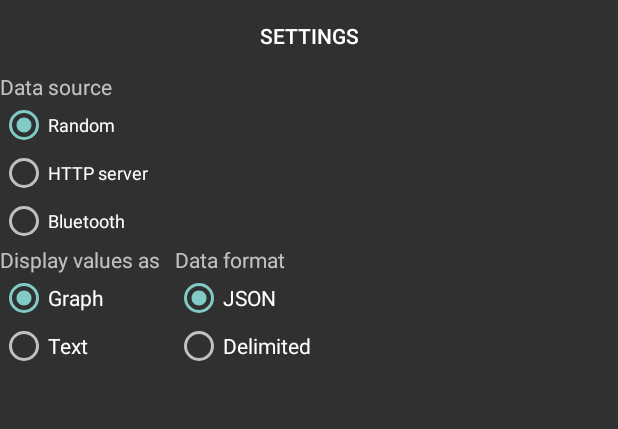
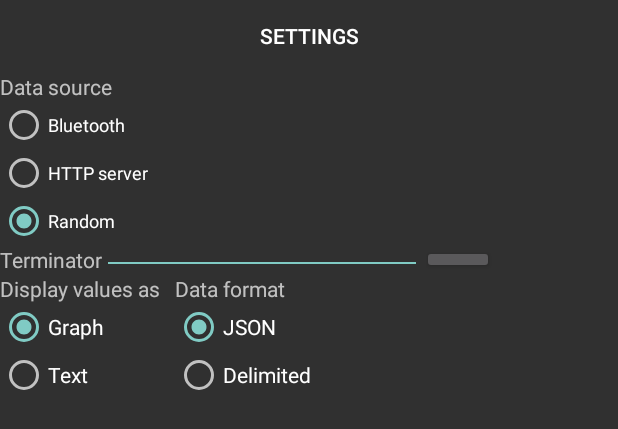
Before and after one commit to Ashafix/Measurement, an Android app: the layout activity_main.xml on its own in the app's theme, with its tools: preview values and no code run, on a phone screen of 412 x 824 dp. Shown: the top 429 px of the screen. Run offline under Robolectric (Android 15) with nearby library versions, the phone set to English and light mode, and no system bars.

Commit message:
fixed layout, minor clean-up

```diff
--- a/app/src/main/java/net/mpeters/measurement/DataProvider.kt
+++ b/app/src/main/java/net/mpeters/measurement/DataProvider.kt
@@ -147,7 +147,7 @@ class DataProvider(private var requestQueue: RequestQueue,
             try {
                 bluetoothSocket.connect()
             } catch (e: Exception) {
-                throw DataProviderException("Failed to connect: $e.message")
+                throw DataProviderException("Failed to connect: " + e.message)
             }
         }
     }
@@ -179,7 +179,7 @@ class DataProvider(private var requestQueue: RequestQueue,
     }
 
     private fun createMyReqErrorListener(): Response.ErrorListener {
-        return Response.ErrorListener {  }
+        return Response.ErrorListener {  } //TODO
     }
 }
 
--- a/app/src/main/java/net/mpeters/measurement/MainActivity.kt
+++ b/app/src/main/java/net/mpeters/measurement/MainActivity.kt
@@ -17,7 +17,7 @@ import java.util.*
 
 class MainActivity : AppCompatActivity() {
 
-    private var mContext: Context? = null
+    private lateinit var mContext: Context
     private lateinit var server: WebServer
     private lateinit var requestQueue: RequestQueue
     private lateinit var textView: TextView
@@ -41,7 +41,7 @@ class MainActivity : AppCompatActivity() {
         dataProvider = DataProvider(requestQueue,
             "random",
             "json",
-            findViewById<TextView>(R.id.serverAddress).text.toString(),
+            findViewById<TextView>(R.id.editTextServerAddress).text.toString(),
             getString(R.string.defaultDelimiter), getString(R.string.defaultTerminator))
         server = WebServer(mContext as Context, dataProvider)
         server.start(NanoHTTPD.SOCKET_READ_TIMEOUT, false)
@@ -59,7 +59,7 @@ class MainActivity : AppCompatActivity() {
 
     fun onRadioButtonDataSourceClicked(view: View) {
         if (view is RadioButton) {
-            val textServerAddress: TextView = findViewById(R.id.serverAddress)
+            val textServerAddress: TextView = findViewById(R.id.editTextServerAddress)
             textServerAddress.onFocusChangeListener = OnFocusChangeListener { _, hasFocus ->
                 if (!hasFocus) {
                     hideKeyboard(view)
@@ -74,18 +74,16 @@ class MainActivity : AppCompatActivity() {
             when (view.getId()) {
 
                 R.id.radioBluetooth -> {
-
                     textServerAddress.visibility = View.INVISIBLE
                     buttonServer.visibility = View.INVISIBLE
                     textTerminator.visibility = View.VISIBLE
                     buttonTerminator.visibility = View.VISIBLE
                     tableRowBluetooth.visibility = View.VISIBLE
-
                     dataProvider.dataSource = "bluetooth"
 
+                    val sep = ": "
                     val bluetoothDevices: SortedMap<String, String>
                     try {
-                        //dataProvider.connectToBluetooth(forceReset = true)
                         bluetoothDevices = dataProvider.getBluetoothDevices()
                     } catch (e: DataProviderException) {
                         Toast.makeText(applicationContext, e.message, Toast.LENGTH_SHORT).show()
@@ -94,7 +92,7 @@ class MainActivity : AppCompatActivity() {
                     var devices = ArrayList<String>()
                     for (device in bluetoothDevices)
                     {
-                        var name = device.key + ": " + device.value
+                        var name = device.key + sep + device.value
                         devices.add(name)
 
                     }
@@ -103,16 +101,20 @@ class MainActivity : AppCompatActivity() {
                         android.R.layout.simple_list_item_1,
                         devices
                     )
+
                     val listview = findViewById<ListView>(R.id.listViewBluetoothDevices)
+                    listview.visibility = View.VISIBLE
                     listview.adapter = adapter
-                    listview.setOnItemClickListener { parent, view, position, id ->
-                        var cells = devices[position].split(": ")
-                        var deviceName =  cells.take(cells.size - 1).joinToString(separator = ": ")
+                    listview.setOnItemClickListener { _, _, position, _ ->
+
+                        var cells = devices[position].split(sep)
+                        var deviceName =  cells.take(cells.size - 1).joinToString(separator = sep)
                         var deviceAddress =  cells.last()
                         Toast.makeText(applicationContext, "Connecting to: $deviceName", Toast.LENGTH_SHORT).show()
                         dataProvider.bluetoothAddress = deviceAddress
                         try {
                             dataProvider.connectToBluetooth(forceReset = true)
+                            findViewById<RadioButton>(R.id.radioBluetooth).text = findViewById<RadioButton>(R.id.radioBluetooth).text.split(sep)[0] + sep + deviceAddress
                         } catch (e: DataProviderException) {
                             Toast.makeText(applicationContext, e.message, Toast.LENGTH_SHORT).show()
                         }
@@ -159,7 +161,6 @@ class MainActivity : AppCompatActivity() {
         }
     }
     fun onRadioButtonSettingsClicked(view: View) {
-
         var table = findViewById<TableLayout>(R.id.MainTable)
         var numberRows = table.childCount
         val showSettings = table.getChildAt(1).visibility == View.GONE
@@ -188,7 +189,7 @@ class MainActivity : AppCompatActivity() {
     }
 
     fun onButtonServerClicked(view: View) {
-        dataProvider.serverAddress = findViewById<TextView>(R.id.serverAddress).text.toString()
+        dataProvider.serverAddress = findViewById<TextView>(R.id.editTextServerAddress).text.toString()
         hideKeyboard(view)
     }
 
@@ -215,7 +216,7 @@ class MainActivity : AppCompatActivity() {
     inner class MeasurementsUpdater(view: View, val context: Context): Runnable {
 
         private val handler = Handler()
-        var active = true
+        var active = true // not needed at the moment but could be handy later
 
         override fun run() {
             if (active) {
--- a/app/src/main/res/layout/activity_main.xml
+++ b/app/src/main/res/layout/activity_main.xml
@@ -1,18 +1,13 @@
 <?xml version="1.0" encoding="utf-8"?>
-<RelativeLayout xmlns:android="http://schemas.android.com/apk/res/android"
-                xmlns:tools="http://schemas.android.com/tools"
-                android:layout_width="match_parent"
-                android:layout_height="match_parent"
-                tools:context=".MainActivity"
-                android:id="@+id/main"
-                android:visibility="visible">
+
 <TableLayout
+        xmlns:android="http://schemas.android.com/apk/res/android"
         android:layout_width="match_parent"
         android:layout_height="match_parent"
         android:id="@+id/MainTable"
         android:visibility="visible">
     <TableRow android:layout_width="match_parent"
-                  android:layout_height="match_parent"
+              android:layout_height="wrap_content"
               android:id="@+id/tableRowHeading" android:visibility="visible">
         <Button
                 android:text="@string/textSelectSource"
@@ -44,30 +39,28 @@
                     android:id="@+id/radioGroup"
                     android:layout_width="wrap_content"
                     android:layout_below="@+id/textDataSource">
-
+                <RadioButton android:id="@+id/radioBluetooth"
+                             android:layout_width="wrap_content"
+                             android:layout_height="wrap_content"
+                             android:textSize="12sp"
+                             android:text="@string/textSourceBluetooth"
+                             android:onClick="onRadioButtonDataSourceClicked"
+                             android:checked="false"/>
+                <RadioButton android:id="@+id/radioHttp"
+                             android:text="@string/textSourceHttp"
+                             android:onClick="onRadioButtonDataSourceClicked"
+                             android:checked="false"
+                             android:layout_width="wrap_content"
+                             android:layout_height="wrap_content"
+                             android:textSize="12sp"/>
                 <RadioButton android:id="@+id/radioRandom"
                              android:layout_width="wrap_content"
                              android:layout_height="wrap_content"
                              android:textSize="12sp"
                              android:text="@string/textSourceRandom"
                              android:onClick="onRadioButtonDataSourceClicked"
-                                 android:checked="true"
-                                 android:layout_below="@+id/radioBluetooth"/>
-                    <RadioButton android:id="@+id/radioHttp"
-                                 android:text="@string/textSourceHttp"
-                                 android:onClick="onRadioButtonDataSourceClicked"
-                                 android:checked="false"
-                                 android:layout_width="wrap_content"
-                                 android:layout_height="wrap_content"
-                                 android:textSize="12sp"
-                                 android:layout_below="@+id/textDataSource"/>
-                    <RadioButton android:id="@+id/radioBluetooth"
-                                 android:layout_width="wrap_content"
-                                 android:layout_height="wrap_content"
-                                 android:textSize="12sp"
-                                 android:text="@string/textSourceBluetooth"
-                                 android:onClick="onRadioButtonDataSourceClicked"
-                                 android:layout_below="@+id/radioHttp"/>
+                             android:checked="true"/>
+
             </RadioGroup>
 
             <RadioGroup
@@ -100,21 +93,21 @@
                                  android:visibility="invisible"
                                  android:layout_below="@+id/radioDummy2"/>
                     <EditText
-                                android:layout_height="47dp"
+                            android:layout_height="wrap_content"
                             android:inputType="textUri"
-                                android:text="@string/defaultServer"
+                            android:text="@string/textDefaultServer"
                             android:ems="10"
-                                android:id="@+id/serverAddress"
+                            android:id="@+id/editTextServerAddress"
                             android:visibility="gone"
-                                android:hint="@string/hintHttpAddress"
+
                             android:textSize="12sp"
                             android:layout_width="213dp"
                             android:selectAllOnFocus="true"
                             android:singleLine="true"
-                                android:layout_toRightOf="@+id/radioDummy2"
+                            android:layout_toEndOf="@+id/radioDummy2"
                             android:layout_alignBottom="@+id/radioDummy2"
-                                android:textAlignment="viewStart"/>
-
+                            android:textAlignment="viewStart"
+                            android:autofillHints=""/>
                     <Button
                             android:text="@string/textOK"
                             android:id="@+id/buttonServer"
@@ -125,9 +118,8 @@
                             android:layout_width="wrap_content"
                             android:layout_height="wrap_content"
                             android:gravity="center_vertical|center_horizontal"
-                                android:layout_toEndOf="@+id/serverAddress"
+                            android:layout_toEndOf="@+id/editTextServerAddress"
                             android:layout_alignBottom="@+id/radioDummy2"/>
-
                 </RelativeLayout>
             </RadioGroup>
         </RelativeLayout>
@@ -135,29 +127,16 @@
     </TableRow>
     <TableRow android:layout_width="wrap_content"
               android:layout_height="wrap_content"
-                  android:id="@+id/tableRowBluetooth"
-                  android:visibility="gone">
+              android:id="@+id/tableRowBluetooth">
         <RelativeLayout
                 android:id="@+id/layoutBluetooth"
                 android:layout_width="wrap_content"
                 android:layout_height="wrap_content">
-                <Button
-                        android:text="@string/textShowBluetoothSettings"
-                        android:id="@+id/buttonBluetoothSettings"
-                        style="@style/Widget.AppCompat.Button.Small"
-                        android:onClick="onButtonBluetoothSettingsClicked"
-                        android:textSize="12sp"
-                        android:layout_width="wrap_content"
-                        android:layout_height="wrap_content"
-                        android:gravity="center_vertical|center_horizontal"
-                        android:layout_toEndOf="@+id/textTerminator"
-                        android:layout_alignBottom="@+id/textTerminator"/>
-
             <TextView
+                    android:id="@+id/textHintTerminator"
                     android:text="@string/textTerminator"
                     android:layout_width="wrap_content"
-                        android:layout_height="wrap_content"
-                        android:id  ="@+id/textHintTerminator"/>
+                    android:layout_height="wrap_content"/>
             <EditText
                     android:layout_height="wrap_content"
                     android:text="@string/defaultTerminator"
@@ -170,7 +149,7 @@
                     android:layout_alignBottom="@+id/textHintTerminator"
                     android:layout_toEndOf="@+id/textHintTerminator"
                     android:inputType="text"
-                        android:hint="@string/hintTerminator"/>
+                    android:autofillHints=""/>
             <Button
                     android:text="@string/textOK"
                     android:id="@+id/buttonTerminator"
@@ -184,13 +163,14 @@
                     android:layout_alignBottom="@+id/textTerminator"/>
             <ListView android:id="@+id/listViewBluetoothDevices"
                       android:layout_width="wrap_content"
-                          android:layout_height="wrap_content">
+                      android:layout_height="wrap_content"
+                      android:layout_below="@+id/textHintTerminator">
 
             </ListView>
         </RelativeLayout>
 
     </TableRow>
-        <TableRow android:layout_width="wrap_content"
+    <TableRow android:layout_width="match_parent"
               android:layout_height="wrap_content"
               android:id="@+id/tableRowDisplay">
         <RelativeLayout>
@@ -267,10 +247,9 @@
                         android:text="@string/defaultDelimiter"
                         android:ems="10"
                         android:id="@+id/textDelimiter"
-                            android:layout_weight="1"
                         android:layout_alignBottom="@+id/radioGroupFormat"
                         android:layout_toEndOf="@+id/radioGroupFormat"
-                            android:visibility="gone"/>
+                        android:visibility="gone" android:autofillHints=""/>
                 <Button
                         android:text="@string/textOK"
                         android:id="@+id/buttonDelimiter"
@@ -285,8 +264,10 @@
             </RelativeLayout>
         </RelativeLayout>
     </TableRow>
-        <TableRow>
+    <TableRow android:layout_height="fill_parent"
+        android:layout_width="match_parent">
         <WebView
+
                 android:visibility="visible"
                 android:id="@+id/webView">
         </WebView>
@@ -297,4 +278,3 @@
         </TableLayout>
     </TableRow>
 </TableLayout>
-</RelativeLayout>
--- a/app/src/main/res/values/strings.xml
+++ b/app/src/main/res/values/strings.xml
@@ -13,7 +13,7 @@
     <string name="textGraph">Graph</string>
     <string name="textText">Text</string>
     <string name="action_settings">Settings</string>
-    <string name="defaultServer">http://192.168.0.6:8080</string>
+    <string name="textDefaultServer">http://192.168.0.6:8080</string>
     <string name="defaultDelimiter">;</string>
     <string name="defaultTerminator">\n</string>
     <string name="hintHttpAddress">Please enter an address in the following format: http://192.168.0.6:8080</string>
```
Lines whose indentation alone changed are shown as unchanged.
